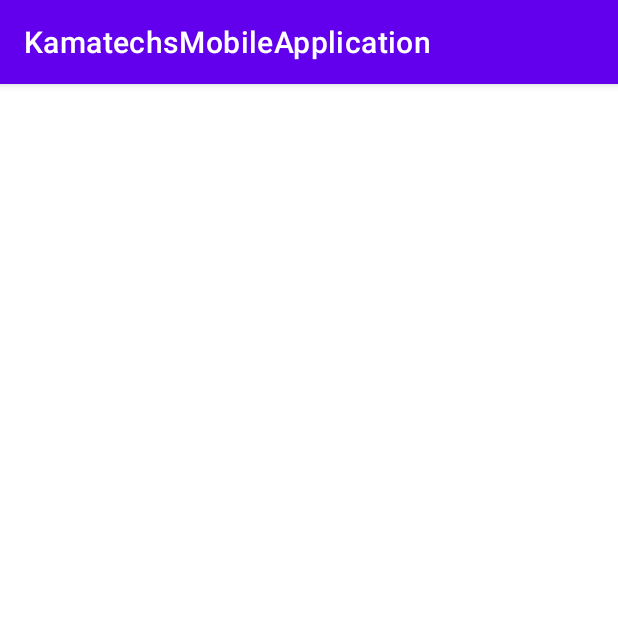
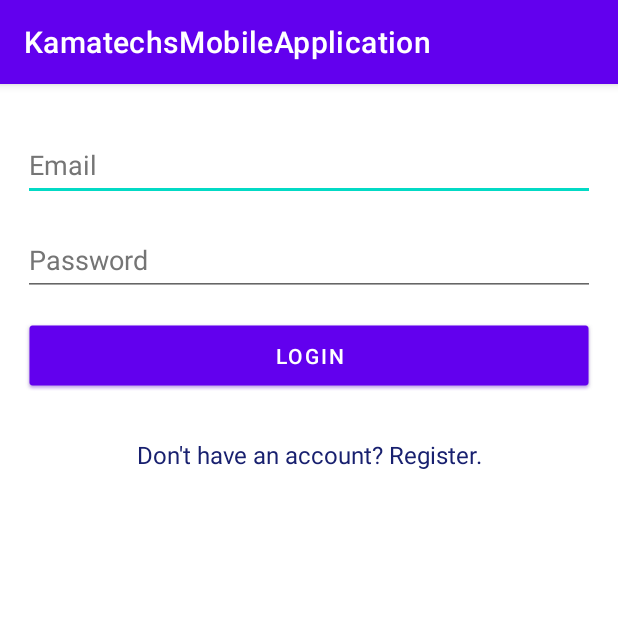
Before and after one commit to Giwithx/Kamatechs-App, an Android app: the screen it shows after launch (MainActivity before the commit, LoginActivity after it), on a phone screen of 412 x 824 dp, the top half of it. Run offline under Robolectric (Android 15) with nearby library versions, the phone set to English and light mode, and no system bars; our stand-ins replace Firebase (no records; nobody signed in at launch, a user with empty details on screens opened directly).

Commit message:
Beta Version 0.1 - Register and Login is working

```diff
--- /dev/null
+++ b/app/src/main/java/com/example/kamatechsmobileapplication/LoginActivity.kt
@@ -0,0 +1,54 @@
+package com.example.kamatechsmobileapplication
+
+import android.content.Intent
+import android.os.Bundle
+import android.widget.Button
+import android.widget.EditText
+import android.widget.TextView
+import android.widget.Toast
+import androidx.appcompat.app.AppCompatActivity
+import com.google.firebase.auth.FirebaseAuth
+
+class LoginActivity : AppCompatActivity() {
+    private lateinit var tvRedirectSignUp: TextView
+    lateinit var etEmail: EditText
+    private lateinit var etPass: EditText
+    lateinit var btnLogin: Button
+
+    lateinit var auth: FirebaseAuth
+
+    override fun onCreate(savedInstanceState: Bundle?) {
+        super.onCreate(savedInstanceState)
+        setContentView(R.layout.activity_login)
+
+        tvRedirectSignUp = findViewById(R.id.tvRedirectSignUp)
+        btnLogin = findViewById(R.id.btnLogin)
+        etEmail = findViewById(R.id.etEmailAddress)
+        etPass = findViewById(R.id.etPassword)
+
+        auth = FirebaseAuth.getInstance()
+
+        btnLogin.setOnClickListener{
+            login()
+        }
+        tvRedirectSignUp.setOnClickListener {
+            val intent = Intent(this, RegisterActivity::class.java)
+            startActivity(intent)
+            finish()
+        }
+    }
+    private fun login(){
+        val email = etEmail.text.toString()
+        val pass = etPass.text.toString()
+
+        auth.signInWithEmailAndPassword(email, pass).addOnCompleteListener(this) {
+            if (it.isSuccessful) {
+                Toast.makeText(this, "Successfully Logged In", Toast.LENGTH_SHORT).show()
+                val intent = Intent(this, MainActivity::class.java)
+                startActivity(intent)
+            } else {
+                Toast.makeText(this, "Log In failed", Toast.LENGTH_SHORT).show()
+            }
+        }
+    }
+}
--- /dev/null
+++ b/app/src/main/res/layout/activity_login.xml
@@ -0,0 +1,67 @@
+<?xml version="1.0" encoding="utf-8"?>
+<androidx.constraintlayout.widget.ConstraintLayout
+    xmlns:android="http://schemas.android.com/apk/res/android"
+    xmlns:app="http://schemas.android.com/apk/res-auto"
+    xmlns:tools="http://schemas.android.com/tools"
+    android:layout_width="match_parent"
+    android:layout_height="match_parent"
+    tools:context=".LoginActivity">
+
+    <LinearLayout
+        android:layout_width="0dp"
+        android:layout_height="0dp"
+        android:orientation="vertical"
+        app:layout_constraintBottom_toBottomOf="parent"
+        app:layout_constraintEnd_toEndOf="parent"
+        app:layout_constraintStart_toStartOf="parent"
+        app:layout_constraintTop_toTopOf="parent">
+
+        <EditText
+            android:id="@+id/etEmailAddress"
+            android:layout_width="match_parent"
+            android:layout_height="wrap_content"
+            android:layout_marginLeft="15dp"
+            android:layout_marginTop="30dp"
+            android:layout_marginRight="15dp"
+            android:autofillHints="emailAddress"
+            android:ems="10"
+            android:hint="Email"
+            android:inputType="textEmailAddress"
+            android:minHeight="48dp"
+            android:textColorHint="#757575" />
+
+        <EditText
+            android:id="@+id/etPassword"
+            android:layout_width="match_parent"
+            android:layout_height="wrap_content"
+            android:layout_marginLeft="15dp"
+            android:layout_marginTop="15dp"
+            android:layout_marginRight="15dp"
+            android:autofillHints="password"
+            android:ems="10"
+            android:hint="Password"
+            android:inputType="textPassword"
+            android:minHeight="48dp"
+            android:textColorHint="#757575" />
+
+        <Button
+            android:id="@+id/btnLogin"
+            android:layout_width="match_parent"
+            android:layout_height="wrap_content"
+            android:layout_margin="15dp"
+            android:background="@drawable/common_google_signin_btn_icon_dark_normal"
+            android:text="Login" />
+
+        <TextView
+            android:id="@+id/tvRedirectSignUp"
+            android:layout_width="match_parent"
+            android:layout_height="wrap_content"
+            android:layout_margin="15dp"
+            android:gravity="center_horizontal"
+            android:text="Don't have an account? Register."
+            android:textColor="#18206F"
+            android:textSize="16sp" />
+
+    </LinearLayout>
+
+</androidx.constraintlayout.widget.ConstraintLayout>
--- a/app/src/main/res/layout/fragment_f_a_q.xml
+++ b/app/src/main/res/layout/fragment_f_a_q.xml
@@ -2,8 +2,6 @@
 <layout xmlns:android="http://schemas.android.com/apk/res/android"
     xmlns:app="http://schemas.android.com/apk/res-auto"
     xmlns:tools="http://schemas.android.com/tools"
-    android:layout_width="match_parent"
-    android:layout_height="match_parent"
     tools:context=".FAQFragment">
 
 
```
Also changed, not shown: app/build.gradle (+8 -0 lines), app/src/main/AndroidManifest.xml (+12 -1 lines), app/src/main/java/com/example/kamatechsmobileapplication/LoginFragment.kt (deleted, +0 -22 lines), app/src/main/java/com/example/kamatechsmobileapplication/MainActivity.kt (+29 -1 lines), app/src/main/java/com/example/kamatechsmobileapplication/RegisterActivity.kt (added, +68 -0 lines), app/src/main/java/com/example/kamatechsmobileapplication/RegisterFragment.kt (deleted, +0 -22 lines), app/src/main/res/layout/activity_main.xml (+12 -5 lines), app/src/main/res/layout/activity_register.xml (added, +85 -0 lines), app/src/main/res/layout/fragment_login.xml (deleted, +0 -97 lines), app/src/main/res/layout/fragment_register.xml (deleted, +0 -122 lines), app/src/main/res/navigation/navigation.xml (+18 -1 lines), build.gradle (+15 -1 lines).
